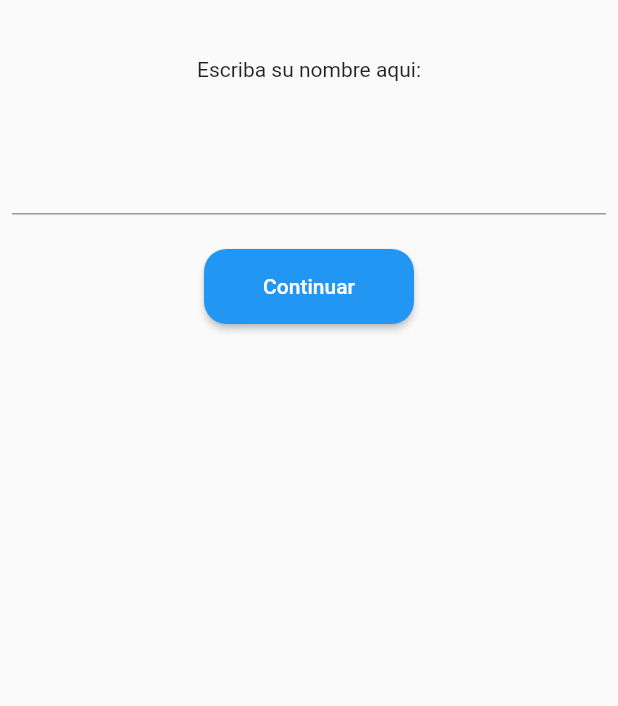
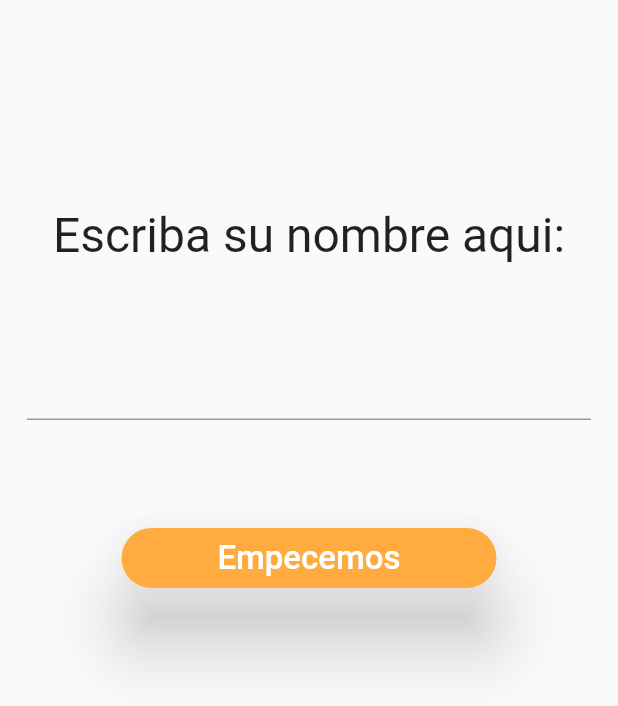
Before and after one commit to consuelomissene/ecolecua, a Flutter app: the ConfigFontPage screen opened directly with empty values, after a tap on "Continuar", on a phone screen of 412 x 824 dp. Shown: the top 706 px of the screen. Run offline on Flutter 3.47's test engine with Material 2 defaults, Android fonts, the phone set to English and light mode, and no system bars; our stand-ins replace shared_preferences, video_player; accounts and stored records are empty; statements that could not run were skipped.

Commit message:
Diseño de páginas de configuración inicial

```diff
--- a/lib/pages/config_font.dart
+++ b/lib/pages/config_font.dart
@@ -13,13 +13,14 @@ class ConfigFontPage extends StatefulWidget {
 }
 
 class ConfigFontPageState extends State<ConfigFontPage> {
-
+  double _fontSize;
   var configService;
 
   @override
   void initState() {
     super.initState();
     configService = widget.appConfigService;
+    _fontSize = widget.appConfigService.appData.fontSize;
   }
 
   @override
@@ -27,13 +28,15 @@ class ConfigFontPageState extends State<ConfigFontPage> {
     return Scaffold(
       body: Container(
         margin: EdgeInsets.all(20.0),
-        padding: EdgeInsets.all(10.0),
+        padding: EdgeInsets.fromLTRB(10.0, 40.0, 0.0, 10.0),
         child: Center(
           child: Column(children: [
             Padding(
               padding: EdgeInsets.all(30.0),
             ),
-            Text("Presiona el botón + cuando te guste el tamaño de la letra"),
+            Center(child:
+            Text("Mueve el botón hasta que te guste el tamaño de la letra",style:TextStyle(fontSize: _fontSize+10.0)),
+            ),
             Padding(
               padding: EdgeInsets.all(15.0),
             ),
@@ -41,20 +44,26 @@ class ConfigFontPageState extends State<ConfigFontPage> {
                 value: configService.appData.fontSize,
                 min: 22.0,
                 max: 26.0,
-                divisions: 4,
-                label: '${configService.appData.fontSize.round()}',
+                divisions: 8,
+                //label: '${configService.appData.fontSize.round()}',
                 onChanged: (double value) {
                   setState(() => configService.appData.fontSize = value);
                 }),
             Padding(
               padding: EdgeInsets.all(15.0),
             ),
-            SizedBox(
-              height: 50,
-              width: 140,
-              child: MaterialButton(
+            Container(
+              padding: EdgeInsets.fromLTRB(0.0, 40.0, 0.0, 0.0),
+              child:
+              ButtonTheme(
+                  minWidth: 250.0,
+                  height: 40.0,
+                  child: RaisedButton(
+                      elevation: 20.0,
                       shape: RoundedRectangleBorder(
-                      borderRadius: BorderRadius.circular(15)),
+                          borderRadius: BorderRadius.all(
+                              Radius.circular(20.0))),
+                      color: Colors.orangeAccent,
                       onPressed: () {
                         print('font configurada en: ${configService.appData.fontSize}');
                         Navigator.push(
@@ -62,10 +71,11 @@ class ConfigFontPageState extends State<ConfigFontPage> {
                             MaterialPageRoute(
                                 builder: (BuildContext context) => ConfigNombrePage(widget.appConfigService)));
                       },
-                  color: Theme.of(context).primaryColor,
-                  child:
-                      Text("Continuar", style: TextStyle(color: Colors.white))),
-            )
+
+                      child: Text('Continuar', style: TextStyle(
+                          fontSize: _fontSize, color: Colors.white)))
+              ),
+            ),
           ]),
         ),
       ),
--- a/lib/pages/config_nombre.dart
+++ b/lib/pages/config_nombre.dart
@@ -13,7 +13,7 @@ class ConfigNombrePage extends StatefulWidget {
 
 class _ConfigNombreState extends State<ConfigNombrePage> {
   final myController = TextEditingController();
-
+  double _fontSize;
   @override
   void dispose() {
     // Clean up the controller when the widget is disposed.
@@ -26,22 +26,26 @@ class _ConfigNombreState extends State<ConfigNombrePage> {
   void initState() {
     myController.text = widget.appConfigService.appData.nombre;
     super.initState();
+    _fontSize = widget.appConfigService.appData.fontSize;
   }
 
   @override
+
   Widget build(BuildContext context) {
     return Scaffold(
-      body: Column(
+      body: Container(
+        padding: EdgeInsets.fromLTRB(10.0, 40.0, 10.0, 0.0),
+        child:Column(
         children: <Widget>[
           Padding(
-            padding: EdgeInsets.only(top: 20.0),
+            padding: EdgeInsets.only(top: 80.0),
           ),
           Padding(
             padding: const EdgeInsets.all(18.0),
-            child: Text('Escriba su nombre aqui:'),
+            child: Text('Escriba su nombre aqui:',style: TextStyle(fontSize: _fontSize+10.0),),
           ),
           Padding(
-            padding: EdgeInsets.only(top: 15.0),
+            padding: EdgeInsets.only(top: 30.0),
           ),
           Padding(
             padding: const EdgeInsets.all(8.0),
@@ -50,32 +54,37 @@ class _ConfigNombreState extends State<ConfigNombrePage> {
             ),
           ),
           Padding(
-            padding: EdgeInsets.only(top: 15.0),
+            padding: EdgeInsets.only(top: 20.0),
           ),
-          SizedBox(
-            height: 50,
-            width: 140,
-            child: continuarButton(widget.appConfigService, context),
-          )
+          Container(
+            padding: EdgeInsets.fromLTRB(0.0, 40.0, 0.0, 0.0),
+            child:
+            ButtonTheme(
+                minWidth: 250.0,
+                height: 40.0,
+                child: RaisedButton(
+                    elevation: 20.0,
+                    shape: RoundedRectangleBorder(
+                        borderRadius: BorderRadius.all(
+                            Radius.circular(20.0))),
+                    color: Colors.orangeAccent,
+                    onPressed: () {
+                      widget.appConfigService.appData.saveNombre(myController.text);
+                      print(widget.appConfigService.appData);
+                      Navigator.push(
+                          context,
+                          MaterialPageRoute(
+                              builder: (BuildContext context) =>
+                                  ConocePage(widget.appConfigService)));
+                    },
+                    child: Text("Empecemos", style: TextStyle(
+                        fontSize: _fontSize, color: Colors.white)))
+            ),
+          ),
         ],
+      ),
       ),
     );
   }
-
-  Widget continuarButton(
-      AppConfigService appConfigService, BuildContext context) {
-    return MaterialButton(
-        shape: RoundedRectangleBorder(borderRadius: BorderRadius.circular(15)),
-        onPressed: () {
-          appConfigService.appData.saveNombre(myController.text);
-          print(widget.appConfigService.appData);
-          Navigator.push(
-              context,
-              MaterialPageRoute(
-                  builder: (BuildContext context) =>
-                      ConocePage(appConfigService)));
-        },
-        color: Theme.of(context).primaryColor,
-        child: Text("Continuar", style: TextStyle(color: Colors.white)));
-  }
+//child: continuarButton(widget.appConfigService, context)
 }
```
Also changed, not shown: lib/pages/config_volumen.dart (+24 -13 lines). Lines whose indentation alone changed are shown as unchanged.
